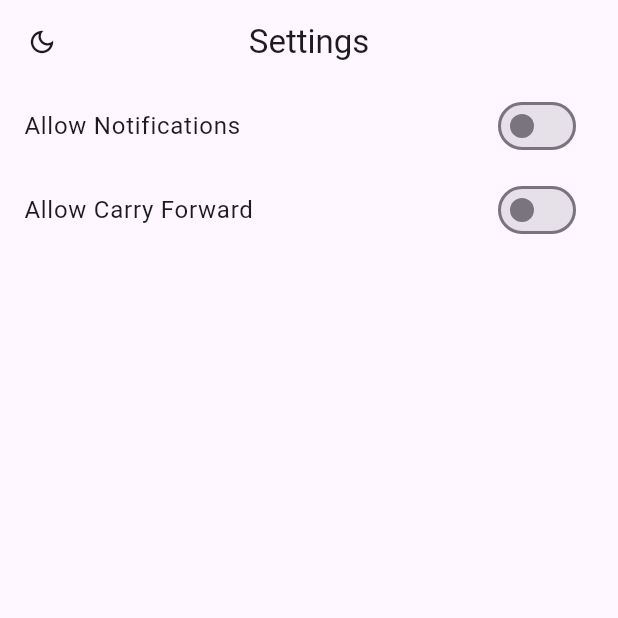
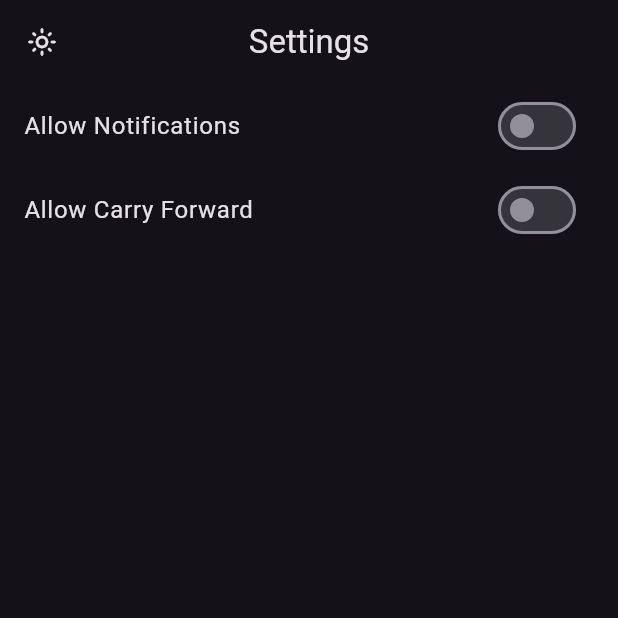
Before and after one commit to jayskhatri/finziee_dart, a Flutter app: the SettingsPage screen opened by its route, after a tap on the "dark mode" icon, on a phone screen of 412 x 824 dp, the top half of it. Run offline on Flutter 3.47's test engine with Material 3 defaults, Android fonts, the phone set to English and light mode, and no system bars; our stand-ins replace auto_animated, flutter_local_notifications, flutter_timezone, get, get_storage, permission_handler and 3 more; accounts and stored records are empty; network calls fail.

Commit message:
dark mode working and added settings for carryforward

```diff
--- a/lib/main.dart
+++ b/lib/main.dart
@@ -4,18 +4,20 @@ import 'package:finziee_dart/pages/home_page.dart';
 import 'package:finziee_dart/pages/recurring_page.dart';
 import 'package:finziee_dart/pages/settings_page.dart';
 import 'package:finziee_dart/pages/transaction_page.dart';
-import 'package:finziee_dart/services/ThemeServices.dart';
 import 'package:finziee_dart/services/notification_service.dart';
+import 'package:finziee_dart/services/settings_provider.dart';
 import 'package:flutter/material.dart';
 import 'package:flutter/services.dart';
 import 'package:get_storage/get_storage.dart';
 import 'package:permission_handler/permission_handler.dart';
+import 'package:provider/provider.dart';
 
 final GlobalKey<NavigatorState> navigatorKey = GlobalKey<NavigatorState>();
 
 void main() async{
   WidgetsFlutterBinding.ensureInitialized();
   await NotificationService().init();
+  await SettingsProvider().getPreferences();
   await GetStorage.init();
   await Permission.notification.isDenied.then((value) {
     if (value) {
@@ -31,13 +33,39 @@ class MyApp extends StatelessWidget {
 
   @override
   Widget build(BuildContext context) {
-    return MaterialApp(
+    return ChangeNotifierProvider(
+      create: (_) => SettingsProvider(),
+      child: Consumer<SettingsProvider>(
+          builder: (context, SettingsProvider themeNotifier, child) {
+        return MaterialApp(
+          debugShowCheckedModeBanner: false,
+          initialRoute: '/',
+          navigatorKey: navigatorKey,
+          theme: themeNotifier.isDarkMode
+              ? Themes.dark
+              : Themes.light,
+          darkTheme: Themes.dark,
+          routes: {
+            '/': (context) => const HomePage(),
+            '/transactions': (context) => const TransactionPage(),
+            '/categories': (context) => const CategoriesPage(),
+            '/settings': (context) => const SettingsPage(),
+            '/recurring': (context) => const RecurringPage(),
+          },
+        );
+      }),
+    );
+  }
+}
+
+/**
+ * MaterialApp(
           debugShowCheckedModeBanner: false,
           initialRoute: '/',
           navigatorKey: navigatorKey,
           theme: Themes.light,
           darkTheme: Themes.dark,
-          themeMode: ThemeServices().theme,
+          themeMode: SharedPref().theme,
           routes: {
             '/': (context) => const HomePage(),
             '/transactions':(context) =>  const TransactionPage(),
@@ -46,5 +74,4 @@ class MyApp extends StatelessWidget {
             '/recurring':(context) => const RecurringPage(),
           },
       );
-  }
-}
+ */
--- a/lib/pages/settings_page.dart
+++ b/lib/pages/settings_page.dart
@@ -1,8 +1,9 @@
+import 'package:finziee_dart/services/settings_provider.dart';
 import 'package:finziee_dart/services/shared_pref.dart';
 import 'package:finziee_dart/util/value_helper.dart';
 import 'package:flutter/material.dart';
 import 'package:get/get.dart';
-import 'package:get_storage/get_storage.dart';
+import 'package:provider/provider.dart';
 
 class SettingsPage extends StatefulWidget {
   const SettingsPage({Key? key}) : super(key: key);
@@ -13,11 +14,11 @@ class SettingsPage extends StatefulWidget {
 
 class _SettingsPageState extends State<SettingsPage> {
 
+  SettingsProvider settingPrvdr = Get.find();
   bool notificationAllowed = SharedPref().notificationAllowed;
   final TextEditingController _notificationTimeController = TextEditingController();
   final ValueHelper valueHelper = ValueHelper();
-  bool cFAllowed = SharedPref().cfAllowed;
-
+  bool cFAllowed = false;
 
   @override
   void didChangeDependencies() {
@@ -27,6 +28,9 @@ class _SettingsPageState extends State<SettingsPage> {
 
   @override
   Widget build(BuildContext context) {
+    return Consumer<SettingsProvider>(
+        builder: (context, SettingsProvider settingsProvider, child) {
+          cFAllowed = settingsProvider.isCFAllowed??false;
       return Scaffold(
         appBar: AppBar(
           title: const Text('Settings'),
@@ -34,10 +38,14 @@ class _SettingsPageState extends State<SettingsPage> {
           elevation: 0.0,
           leading: GestureDetector(
             onTap: () {
-            SharedPref().switchTheme();
+              settingsProvider.isDarkMode
+                  ? settingsProvider.isDark = false
+                  : settingsProvider.isDark = true;
             },
             child: Icon(
-            Get.isDarkMode ? Icons.light_mode_outlined : Icons.dark_mode_outlined,
+              settingsProvider.isDarkMode
+                  ? Icons.light_mode_outlined
+                  : Icons.dark_mode_outlined,
               size: 20,
             ),
           ),
@@ -52,10 +60,12 @@ class _SettingsPageState extends State<SettingsPage> {
                   setState(() {
                     notificationAllowed = value;
                   });
-                if(notificationAllowed){
-                  SharedPref().turnOnNotifications(true, TimeOfDay(hour: 20, minute: 0));
-                }else{
-                  _notificationTimeController.text = valueHelper.getFormattedTimeIn12Hr(TimeOfDay(hour: 20, minute: 0));
+                  if (notificationAllowed) {
+                    SharedPref().turnOnNotifications(
+                        true, TimeOfDay(hour: 20, minute: 0));
+                  } else {
+                    _notificationTimeController.text = valueHelper
+                        .getFormattedTimeIn12Hr(TimeOfDay(hour: 20, minute: 0));
                     SharedPref().turnOffNotifications(false);
                   }
                 },
@@ -72,11 +82,12 @@ class _SettingsPageState extends State<SettingsPage> {
                       initialTime: SharedPref().notificationTime,
                     );
                     if (pickedTime != null) {
-                    if(notificationAllowed){
+                      if (SharedPref().notificationAllowed) {
                         SharedPref().turnOnNotifications(true, pickedTime);
                       }
                       setState(() {
-                      _notificationTimeController.text = pickedTime.format(context);
+                        _notificationTimeController.text =
+                            pickedTime.format(context);
                       });
                     }
                   },
@@ -84,21 +95,24 @@ class _SettingsPageState extends State<SettingsPage> {
                 ),
               ),
             ),
-
             ListTile(
               title: const Text('Allow Carry Forward'),
               trailing: Switch(
-              value: cFAllowed, // Replace with your variable to control the switch
+                value: settingsProvider
+                    .isCFAllowed, // Replace with your variable to control the switch
                 onChanged: (value) {
+                  print('value is: $value');
                   setState(() {
                     cFAllowed = value;
                   });
-                SharedPref().toggleCFAllowedFlag();
+                  print('CF Allowed: $cFAllowed');
+                  settingsProvider.isCFAllowed = cFAllowed;
                 },
               ),
             ),
           ],
         ),
       );
+    });
   }
 }
--- a/lib/services/ThemeServices.dart
+++ /dev/null
@@ -1,19 +0,0 @@
-import 'package:flutter/material.dart';
-import 'package:get_storage/get_storage.dart';
-import 'package:get/get.dart';
-class ThemeServices{
-  final _storage = GetStorage();
-  final _key = 'isDarkMode';
-
-  _saveThemeToStorage(bool isDarkMode)=>_storage.write(_key, isDarkMode);
-
-  bool _loadThemeFromStorage()=>_storage.read(_key)??false;
-  ThemeMode get theme => _loadThemeFromStorage() ? ThemeMode.dark : ThemeMode.light;
-
-  void switchTheme(){
-    bool isDarkMode = _loadThemeFromStorage();
-    print('theme: $isDarkMode');
-    Get.changeThemeMode(_loadThemeFromStorage()?ThemeMode.light:ThemeMode.dark);
-    _saveThemeToStorage(!_loadThemeFromStorage());
-  }
-}
--- /dev/null
+++ b/lib/services/finziee_shared_preferences.dart
@@ -0,0 +1,38 @@
+import 'package:shared_preferences/shared_preferences.dart';
+
+class FinzieeSharedPref{
+  static const String DARKMODE = "DARKMODE";
+  static const String ISFIRSTTIME = "ISFIRSTTIME";
+  static const String ISCFALLOWED = "ISCFALLOWED";
+
+
+  setDarkTheme(bool value) async {
+    SharedPreferences sharedPreferences = await SharedPreferences.getInstance();
+    sharedPreferences.setBool(DARKMODE, value);
+  }
+
+  getDarkTheme() async{
+    SharedPreferences sharedPreferences = await SharedPreferences.getInstance();
+    return sharedPreferences.getBool(DARKMODE);
+  }
+
+  setFirstTime(bool value) async {
+    SharedPreferences sharedPreferences = await SharedPreferences.getInstance();
+    sharedPreferences.setBool(ISFIRSTTIME, value);
+  }
+
+  getFirstTime() async{
+    SharedPreferences sharedPreferences = await SharedPreferences.getInstance();
+    return sharedPreferences.getBool(ISFIRSTTIME);
+  }
+
+  setCFAllowed(bool value) async {
+    SharedPreferences sharedPreferences = await SharedPreferences.getInstance();
+    sharedPreferences.setBool(ISCFALLOWED, value);
+  }
+
+  getCFAllowed() async{
+    SharedPreferences sharedPreferences = await SharedPreferences.getInstance();
+    return sharedPreferences.getBool(ISCFALLOWED);
+  }
+}
--- a/lib/services/notification_service.dart
+++ b/lib/services/notification_service.dart
@@ -14,27 +14,10 @@ class NotificationService{
   static const String channelName = 'Finziee';
   static const String channelDescription = 'Finziee';
 
-  final _storage = GetStorage();
-  final _key = 'isNotificationsAllowed';
-  final _notificationTime = 'notificationTime';
-  final ValueHelper valueHelper = ValueHelper();
-
   FlutterLocalNotificationsPlugin flutterLocalNotificationsPlugin =
       FlutterLocalNotificationsPlugin();
 
   String? notificationPayload;
-
-  _saveNotificationSettingsToStorage(bool isNotificationsAllowed, {TimeOfDay time = const TimeOfDay(hour: 20, minute: 0)}) {
-    _storage.write(_key, isNotificationsAllowed);
-    _storage.write(_notificationTime, valueHelper.getFormattedTimeIn12Hr(time));
-  }
-
-  bool _loadNotificationAllowedFromStorage() => _storage.read(_key)??false;
-
-  TimeOfDay _loadNotificationTimeFromStorage()=> valueHelper.getTimeOfDayFromString(_storage.read(_notificationTime)??"8:00 PM");
-
-  bool get notificationAllowed => _loadNotificationAllowedFromStorage();
-  TimeOfDay get notificationTime => _loadNotificationTimeFromStorage();
 
   /// Initialize notification
   init() async {
@@ -233,18 +216,6 @@ class NotificationService{
         );
   }
 
-  void turnOffNotifications(bool isNotificationAllowed) async {
-    print('notification turned off with bool val: $isNotificationAllowed');
-    await cancelDailyNotification();
-    _saveNotificationSettingsToStorage(isNotificationAllowed);
-  }
-
-  void turnOnNotifications(bool isNotificationAllowed, TimeOfDay chosenTime) async {
-    print('notification turned on with bool val: $isNotificationAllowed');
-    await scheduleDailyNotification(chosenTime);
-    _saveNotificationSettingsToStorage(isNotificationAllowed, time: chosenTime);
-  }
-
   cancelAll() async => await flutterLocalNotificationsPlugin.cancelAll();
   cancel(id) async => await flutterLocalNotificationsPlugin.cancel(id);
 
--- /dev/null
+++ b/lib/services/settings_provider.dart
@@ -0,0 +1,57 @@
+import 'package:finziee_dart/services/finziee_shared_preferences.dart';
+import 'package:flutter/material.dart';
+
+class SettingsProvider extends ChangeNotifier{
+  late bool? _isDarkMode;
+  late bool? _isNotificationAllowed;
+  late bool? _isCFAllowed;
+  late TimeOfDay? _notificationTime;
+  late FinzieeSharedPref _sharedPref;
+  bool get isDarkMode => _isDarkMode??false;
+  bool get isNotificationAllowed => _isNotificationAllowed??true;
+  bool get isCFAllowed => _isCFAllowed??false;
+  TimeOfDay get notificationTime => _notificationTime??TimeOfDay(hour: 20, minute: 0);
+
+  SettingsProvider(){
+    _isDarkMode = false;
+    _isNotificationAllowed = true;
+    _isCFAllowed = false;
+    _notificationTime = TimeOfDay(hour: 20, minute: 0);
+    _sharedPref = FinzieeSharedPref();
+    getPreferences();
+  }
+
+  set isDark(bool value) {
+    _isDarkMode = value;
+    _sharedPref.setDarkTheme(value);
+    notifyListeners();
+  }
+
+  set isNotificationAllowed(bool value) {
+    _isNotificationAllowed = value;
+    // _sharedPref.setNotificationAllowed(value);
+    notifyListeners();
+  }
+
+  set isCFAllowed(bool value) {
+    _isCFAllowed = value;
+    _sharedPref.setCFAllowed(value);
+    notifyListeners();
+  }
+
+  set notificationTime(TimeOfDay value) {
+    _notificationTime = value;
+    print('setting notification time to $value');
+    // _sharedPref.setNotificationTime(time: value);
+    notifyListeners();
+  }
+
+  getPreferences() async {
+    _isDarkMode = await _sharedPref.getDarkTheme();
+    // _isNotificationAllowed = await _sharedPref.getNotificationAllowed();
+    _isCFAllowed = await _sharedPref.getCFAllowed();
+    // _notificationTime = ValueHelper().getTimeOfDayFromString(await _sharedPref.getNotificationTime());
+    notifyListeners();
+  }
+
+}
--- a/lib/services/shared_pref.dart
+++ b/lib/services/shared_pref.dart
@@ -1,13 +1,10 @@
 import 'package:finziee_dart/services/notification_service.dart';
 import 'package:finziee_dart/util/value_helper.dart';
 import 'package:flutter/material.dart';
-import 'package:get/get.dart';
 import 'package:get_storage/get_storage.dart';
 
 class SharedPref{
-  //Theme related
   final _storage = GetStorage();
-  final _key = 'isDarkMode';
 
   //Notification related
   final _notificationKey = 'isNotificationsAllowed';
@@ -28,33 +25,18 @@ class SharedPref{
   bool get cfAllowed => _loadCFAllowedFlag();
 
 
-
   //Notification related methods
   _saveNotificationSettingsToStorage(bool isNotificationsAllowed, {TimeOfDay time = const TimeOfDay(hour: 20, minute: 0)}) {
-    _storage.write(_key, isNotificationsAllowed);
+    _storage.write(_notificationKey, isNotificationsAllowed);
     _storage.write(_notificationTime, valueHelper.getFormattedTimeIn12Hr(time));
   }
 
-  bool _loadNotificationAllowedFromStorage() => _storage.read(_key)??false;
+  bool _loadNotificationAllowedFromStorage() => _storage.read(_notificationKey)??false;
 
   TimeOfDay _loadNotificationTimeFromStorage()=> valueHelper.getTimeOfDayFromString(_storage.read(_notificationTime)??"8:00 PM");
 
   bool get notificationAllowed => _loadNotificationAllowedFromStorage();
   TimeOfDay get notificationTime => _loadNotificationTimeFromStorage();
-
-
-  //Theme related methods
-  _saveThemeToStorage(bool isDarkMode)=>_storage.write(_key, isDarkMode);
-
-  bool _loadThemeFromStorage()=>_storage.read(_key)??false;
-  ThemeMode get theme => _loadThemeFromStorage() ? ThemeMode.dark : ThemeMode.light;
-
-  void switchTheme(){
-    bool isDarkMode = _loadThemeFromStorage();
-    print('theme: $isDarkMode');
-    Get.changeThemeMode(_loadThemeFromStorage()?ThemeMode.light:ThemeMode.dark);
-    _saveThemeToStorage(!_loadThemeFromStorage());
-  }
 
   void turnOffNotifications(bool isNotificationAllowed) async {
     print('notification turned off with bool val: $isNotificationAllowed');
--- a/pubspec.yaml
+++ b/pubspec.yaml
@@ -53,6 +53,7 @@ dependencies:
   flutter_timezone: ^1.0.8
   permission_handler: ^11.3.1
   auto_animated: ^3.2.0
+  provider: ^6.1.2
 
 dev_dependencies:
   flutter_test:
```
Also changed, not shown: lib/pages/home_page.dart (+9 -9 lines). Lines whose indentation alone changed are shown as unchanged.
